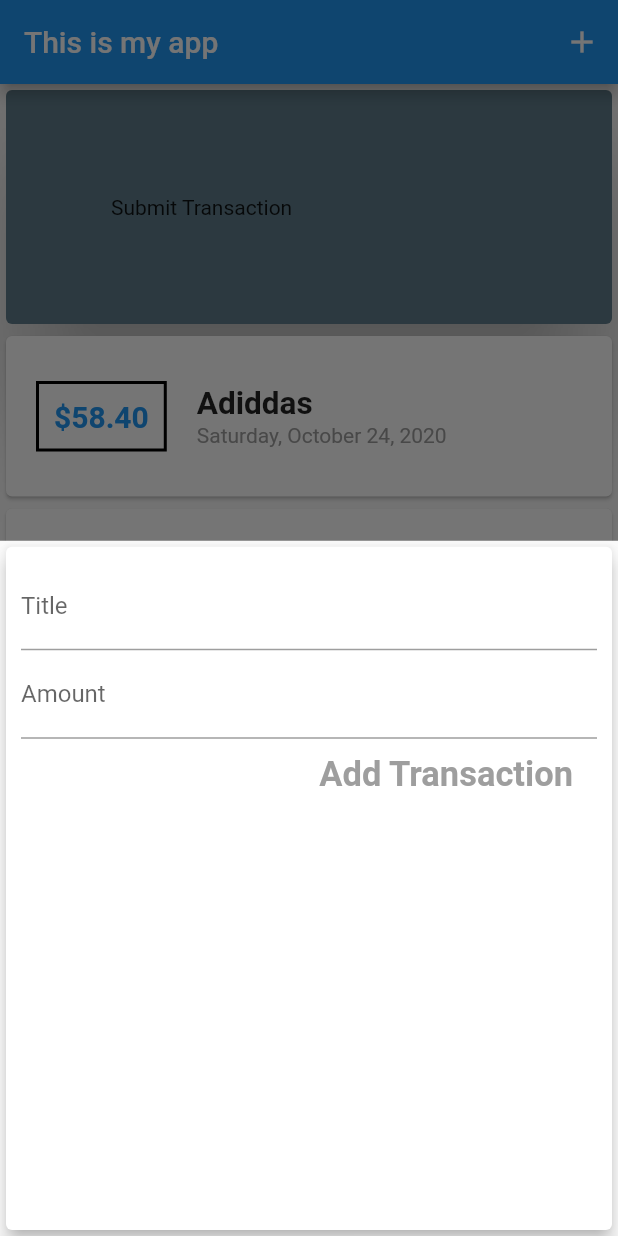
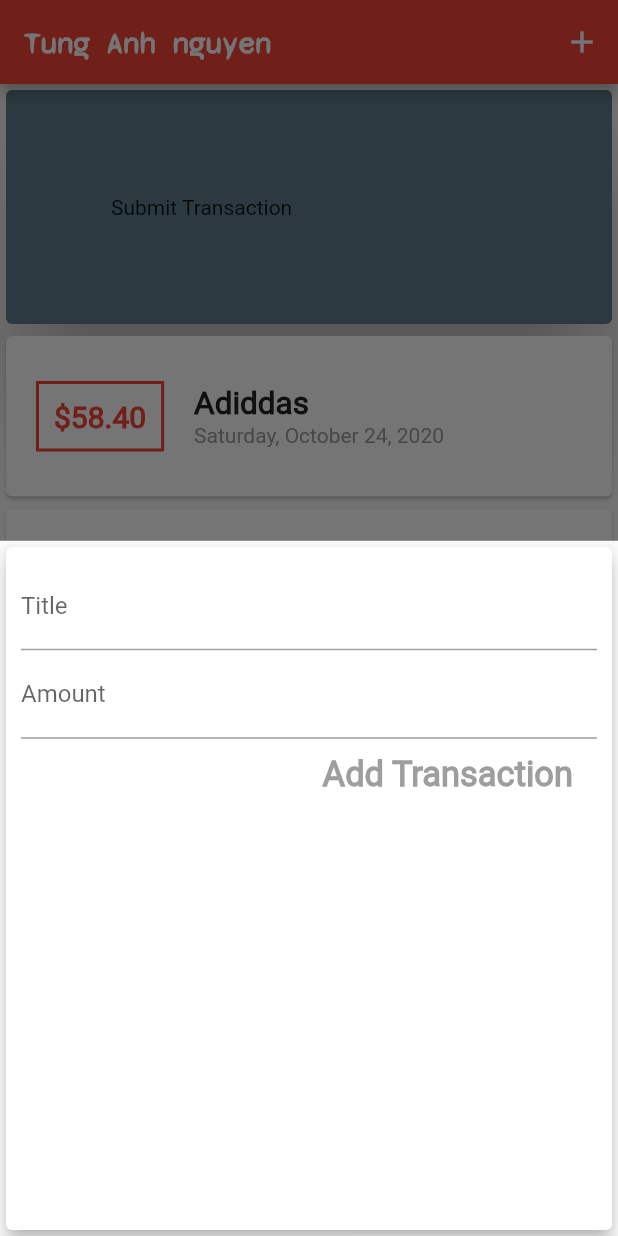
Before and after one commit to tunganh252/flutter_test_2, a Flutter app: the screen it shows after launch, after a tap on the "add" icon, on a phone screen of 412 x 824 dp. Run offline on Flutter 3.47's test engine with Material 2 defaults, Android fonts, the phone set to English and light mode, and no system bars.

Commit message:
[Update] -- Styling -- 31

```diff
--- a/lib/main.dart
+++ b/lib/main.dart
@@ -8,7 +8,13 @@ void main() => runApp(MyApp());
 class MyApp extends StatelessWidget {
   @override
   Widget build(BuildContext context) {
-    return MaterialApp(title: 'Flutter App', home: MyHomePage());
+    return MaterialApp(
+        title: 'Persional Expenses',
+        theme: ThemeData(
+          primarySwatch: Colors.red,
+          accentColor: Colors.orangeAccent,
+        ),
+        home: MyHomePage());
   }
 }
 
@@ -52,7 +58,10 @@ class _MyHomePageState extends State<MyHomePage> {
   Widget build(BuildContext context) {
     return Scaffold(
       appBar: AppBar(
-        title: Text("This is my app"),
+        title: Text(
+          'Tung Anh nguyen',
+          style: TextStyle(fontFamily: 'Synemono', fontWeight: FontWeight.bold),
+        ),
         actions: [
           IconButton(
             icon: Icon(Icons.add),
--- a/lib/widgets/new_transaction.widget.dart
+++ b/lib/widgets/new_transaction.widget.dart
@@ -1,21 +1,31 @@
 import 'package:flutter/material.dart';
 
-class NewTransaction extends StatelessWidget {
+class NewTransaction extends StatefulWidget {
   final Function addNewTrans;
-  final titleController = TextEditingController();
-  final amountController = TextEditingController();
 
   NewTransaction(this.addNewTrans);
 
+  @override
+  _NewTransactionState createState() => _NewTransactionState();
+}
+
+class _NewTransactionState extends State<NewTransaction> {
+  final titleController = TextEditingController();
+
+  final amountController = TextEditingController();
+
   void submitData() {
     final enteredTitle = titleController.text;
-    final enteredAmount = double.parse(amountController.text);
+    final enteredAmount = amountController.text.isNotEmpty
+        ? double.parse(amountController.text)
+        : 0;
 
     if (enteredTitle.isEmpty || enteredAmount.isNaN || enteredAmount <= 0) {
       return;
     }
 
-    addNewTrans(enteredTitle, enteredAmount);
+    widget.addNewTrans(enteredTitle, enteredAmount);
+    Navigator.of(context).pop();
   }
 
   @override
--- a/lib/widgets/transaction_list.widget.dart
+++ b/lib/widgets/transaction_list.widget.dart
@@ -15,20 +15,21 @@ class TransactionList extends StatelessWidget {
         itemBuilder: (data, index) {
           return Card(
             child: Row(
-              // mainAxisAlignment: MainAxisAlignment.spaceBetween,
-              // crossAxisAlignment: CrossAxisAlignment.center,
               children: [
                 Container(
                   margin: EdgeInsets.symmetric(vertical: 30, horizontal: 20),
                   decoration: BoxDecoration(
-                      border: Border.all(color: Colors.black, width: 2)),
+                      border: Border.all(
+                          color: Theme.of(context).primaryColor,
+                          // color: Colors.purple,
+                          width: 2)),
                   padding: EdgeInsets.all(10),
                   child: Text(
                     '\$${transactions[index].amount.toStringAsFixed(2)}',
                     style: TextStyle(
                         fontWeight: FontWeight.bold,
                         fontSize: 20,
-                        color: Colors.blue),
+                        color: Theme.of(context).primaryColor),
                   ),
                 ),
                 Column(
```
Also changed, not shown: lib/widgets/user_transactions.widget.dart (deleted, +0 -22 lines), pubspec.yaml (+13 -9 lines), assets/fonts/Roboto-Black.ttf (added), assets/fonts/Roboto-BlackItalic.ttf (added), assets/fonts/Roboto-Bold.ttf (added), assets/fonts/Roboto-BoldItalic.ttf (added), assets/fonts/Roboto-Italic.ttf (added), assets/fonts/Roboto-Light.ttf (added), assets/fonts/Roboto-LightItalic.ttf (added), assets/fonts/Roboto-Medium.ttf (added), assets/fonts/Roboto-MediumItalic.ttf (added), assets/fonts/Roboto-Regular.ttf (added), assets/fonts/Roboto-Thin.ttf (added), assets/fonts/Roboto-ThinItalic.ttf (added), 1 more files.
